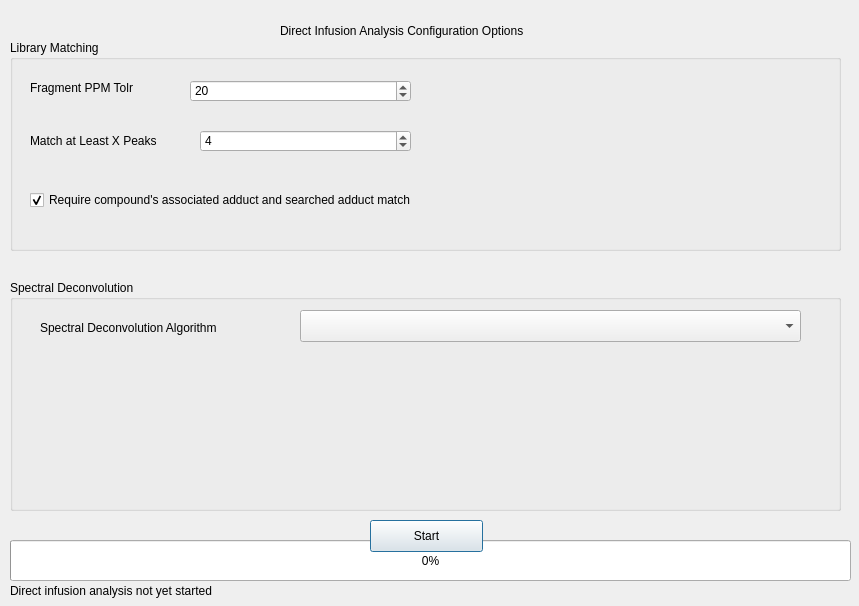
First picture: the form in src/maven/forms/directinfusiondialog.ui, repository eugenemel/maven, before the edit.
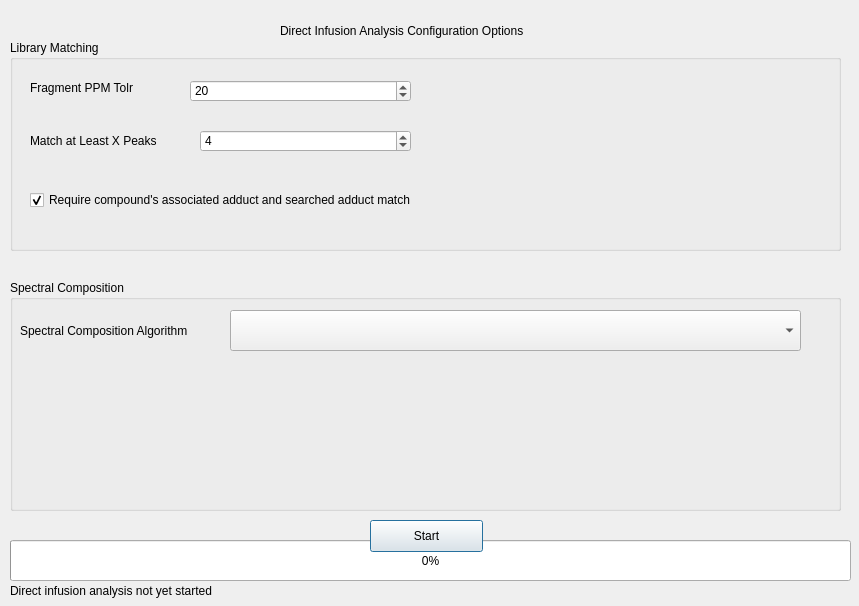
Second picture: the form after the edit.

Commit message: UI adjustments to direct infusion dialog.

```diff
--- a/src/maven/forms/directinfusiondialog.ui
+++ b/src/maven/forms/directinfusiondialog.ui
@@ -152,28 +152,28 @@
     </rect>
    </property>
    <property name="title">
-    <string>Spectral Deconvolution</string>
+    <string>Spectral Composition</string>
    </property>
    <widget class="QLabel" name="lblSpecDeconvAlg">
     <property name="geometry">
      <rect>
-      <x>30</x>
-      <y>40</y>
-      <width>211</width>
-      <height>16</height>
+      <x>10</x>
+      <y>30</y>
+      <width>201</width>
+      <height>41</height>
      </rect>
     </property>
     <property name="text">
-     <string>Spectral Deconvolution Algorithm</string>
+     <string>Spectral Composition Algorithm</string>
     </property>
    </widget>
    <widget class="QComboBox" name="cmbSpectralDeconvolutionAlgorithm">
     <property name="geometry">
      <rect>
-      <x>290</x>
+      <x>220</x>
       <y>30</y>
-      <width>501</width>
-      <height>32</height>
+      <width>571</width>
+      <height>41</height>
      </rect>
     </property>
    </widget>
```
The commit also changes 1 other file.
